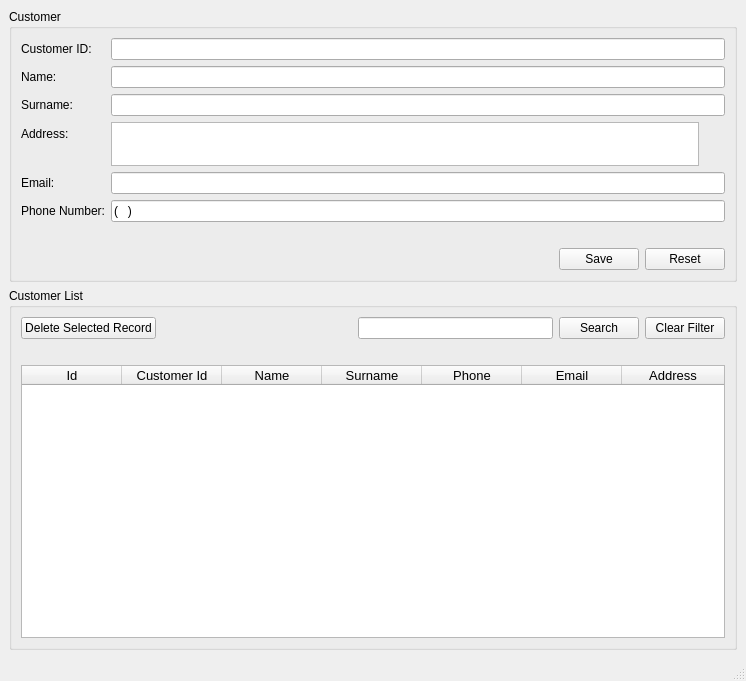
The window that mainwindow.ui (hardwarewise/customer_db) describes before a commit, drawn with Qt 5.
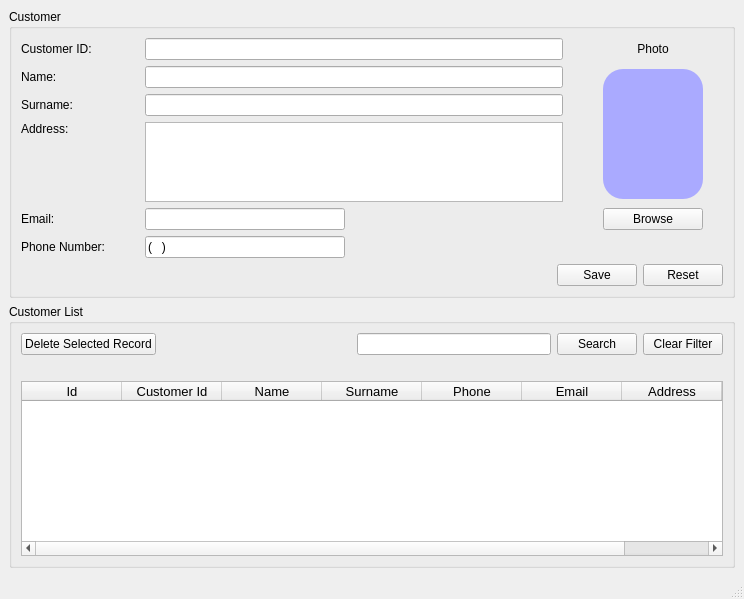
The same window after the commit.

Commit message: add customer photos support

```diff
--- a/mainwindow.ui
+++ b/mainwindow.ui
@@ -6,10 +6,16 @@
    <rect>
     <x>0</x>
     <y>0</y>
-    <width>746</width>
-    <height>681</height>
+    <width>744</width>
+    <height>599</height>
    </rect>
   </property>
+  <property name="sizePolicy">
+   <sizepolicy hsizetype="Preferred" vsizetype="Expanding">
+    <horstretch>0</horstretch>
+    <verstretch>0</verstretch>
+   </sizepolicy>
+  </property>
   <property name="windowTitle">
    <string>MainWindow</string>
   </property>
@@ -22,9 +28,13 @@
    </property>
    <layout class="QVBoxLayout" name="verticalLayout">
     <item>
-     <layout class="QHBoxLayout" name="horizontalLayout">
-      <item>
        <widget class="QGroupBox" name="groupBox">
+      <property name="sizePolicy">
+       <sizepolicy hsizetype="Preferred" vsizetype="Fixed">
+        <horstretch>0</horstretch>
+        <verstretch>0</verstretch>
+       </sizepolicy>
+      </property>
         <property name="styleSheet">
          <string notr="true"/>
         </property>
@@ -36,20 +46,16 @@
           <number>9</number>
          </property>
          <item>
-          <layout class="QFormLayout" name="formLayout">
+        <layout class="QGridLayout" name="gridLayout">
+         <property name="rightMargin">
+          <number>20</number>
+         </property>
+         <property name="horizontalSpacing">
+          <number>40</number>
+         </property>
            <property name="verticalSpacing">
             <number>6</number>
            </property>
-           <item row="0" column="0">
-            <widget class="QLabel" name="label_5">
-             <property name="text">
-              <string>Customer ID:</string>
-             </property>
-            </widget>
-           </item>
-           <item row="0" column="1">
-            <widget class="QLineEdit" name="customerIdLineEdit"/>
-           </item>
            <item row="1" column="0">
             <widget class="QLabel" name="label">
              <property name="text">
@@ -57,48 +63,9 @@
              </property>
             </widget>
            </item>
-           <item row="1" column="1">
-            <widget class="QLineEdit" name="nameLineEdit"/>
-           </item>
-           <item row="2" column="0">
-            <widget class="QLabel" name="label_2">
-             <property name="text">
-              <string>Surname:</string>
-             </property>
-            </widget>
-           </item>
            <item row="2" column="1">
             <widget class="QLineEdit" name="surnameLineEdit"/>
            </item>
-           <item row="3" column="0">
-            <widget class="QLabel" name="label_3">
-             <property name="text">
-              <string>Address:</string>
-             </property>
-            </widget>
-           </item>
-           <item row="3" column="1">
-            <widget class="QTextEdit" name="addressTextEdit">
-             <property name="sizePolicy">
-              <sizepolicy hsizetype="Fixed" vsizetype="Fixed">
-               <horstretch>0</horstretch>
-               <verstretch>0</verstretch>
-              </sizepolicy>
-             </property>
-             <property name="minimumSize">
-              <size>
-               <width>588</width>
-               <height>44</height>
-              </size>
-             </property>
-             <property name="maximumSize">
-              <size>
-               <width>588</width>
-               <height>44</height>
-              </size>
-             </property>
-            </widget>
-           </item>
            <item row="4" column="0">
             <widget class="QLabel" name="label_4">
              <property name="text">
@@ -106,8 +73,8 @@
              </property>
             </widget>
            </item>
-           <item row="4" column="1">
-            <widget class="QLineEdit" name="emailLineEdit"/>
+         <item row="0" column="1">
+          <widget class="QLineEdit" name="customerIdLineEdit"/>
            </item>
            <item row="5" column="0">
             <widget class="QLabel" name="label_6">
@@ -116,20 +83,110 @@
              </property>
             </widget>
            </item>
+         <item row="0" column="2">
+          <widget class="QLabel" name="label_7">
+           <property name="text">
+            <string>Photo</string>
+           </property>
+           <property name="alignment">
+            <set>Qt::AlignCenter</set>
+           </property>
+          </widget>
+         </item>
+         <item row="0" column="0">
+          <widget class="QLabel" name="label_5">
+           <property name="text">
+            <string>Customer ID:</string>
+           </property>
+          </widget>
+         </item>
+         <item row="4" column="1">
+          <widget class="QLineEdit" name="emailLineEdit">
+           <property name="maximumSize">
+            <size>
+             <width>200</width>
+             <height>16777215</height>
+            </size>
+           </property>
+          </widget>
+         </item>
+         <item row="2" column="0">
+          <widget class="QLabel" name="label_2">
+           <property name="text">
+            <string>Surname:</string>
+           </property>
+          </widget>
+         </item>
+         <item row="3" column="0" alignment="Qt::AlignTop">
+          <widget class="QLabel" name="label_3">
+           <property name="text">
+            <string>Address:</string>
+           </property>
+          </widget>
+         </item>
            <item row="5" column="1">
             <widget class="QLineEdit" name="phoneNumberLineEdit">
+           <property name="maximumSize">
+            <size>
+             <width>200</width>
+             <height>16777215</height>
+            </size>
+           </property>
              <property name="inputMask">
               <string>(000) 000 00 00</string>
              </property>
             </widget>
            </item>
+         <item row="1" column="2" rowspan="3">
+          <widget class="QFrame" name="photoFrame">
+           <property name="minimumSize">
+            <size>
+             <width>100</width>
+             <height>130</height>
+            </size>
+           </property>
+           <property name="maximumSize">
+            <size>
+             <width>100</width>
+             <height>130</height>
+            </size>
+           </property>
+           <property name="styleSheet">
+            <string notr="true">background-color: rgb(170, 170, 255);
+border-radius: 20px;</string>
+           </property>
+           <property name="frameShape">
+            <enum>QFrame::StyledPanel</enum>
+           </property>
+           <property name="frameShadow">
+            <enum>QFrame::Raised</enum>
+           </property>
+          </widget>
+         </item>
+         <item row="1" column="1">
+          <widget class="QLineEdit" name="nameLineEdit"/>
+         </item>
+         <item row="3" column="1">
+          <widget class="QTextEdit" name="addressTextEdit">
+           <property name="maximumSize">
+            <size>
+             <width>16777215</width>
+             <height>80</height>
+            </size>
+           </property>
+          </widget>
+         </item>
+         <item row="4" column="2">
+          <widget class="QPushButton" name="browseBtn">
+           <property name="text">
+            <string>Browse</string>
+           </property>
+          </widget>
+         </item>
           </layout>
          </item>
          <item>
-          <layout class="QHBoxLayout" name="horizontalLayout_2">
-           <property name="topMargin">
-            <number>20</number>
-           </property>
+        <layout class="QHBoxLayout" name="horizontalLayout">
            <item>
             <spacer name="horizontalSpacer">
              <property name="orientation">
@@ -162,10 +219,14 @@
         </layout>
        </widget>
       </item>
-     </layout>
-    </item>
     <item>
      <widget class="QGroupBox" name="groupBox_2">
+      <property name="sizePolicy">
+       <sizepolicy hsizetype="Preferred" vsizetype="Expanding">
+        <horstretch>0</horstretch>
+        <verstretch>0</verstretch>
+       </sizepolicy>
+      </property>
       <property name="styleSheet">
        <string notr="true"/>
       </property>
@@ -306,6 +367,11 @@
            <string>Address</string>
           </property>
          </column>
+         <column>
+          <property name="text">
+           <string>Photo</string>
+          </property>
+         </column>
         </widget>
        </item>
       </layout>
```
Left out of the diff: 2 changed lines with no effect on the pictures. Lines whose indentation alone changed are shown as unchanged. The commit also changes 5 other files.
